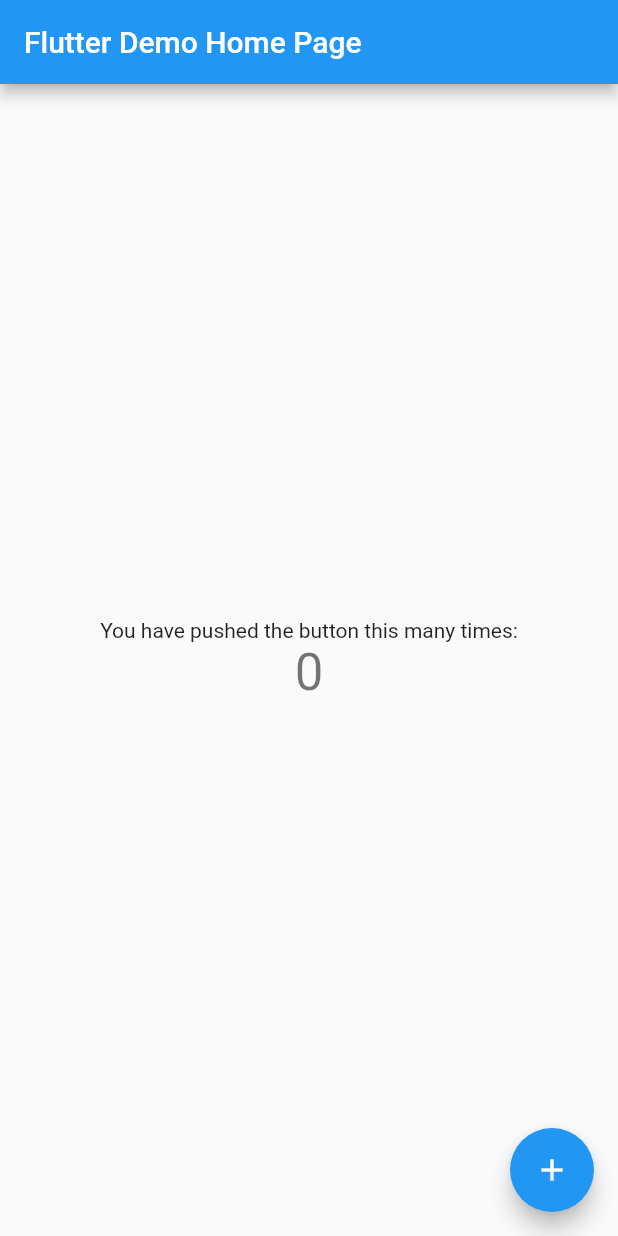
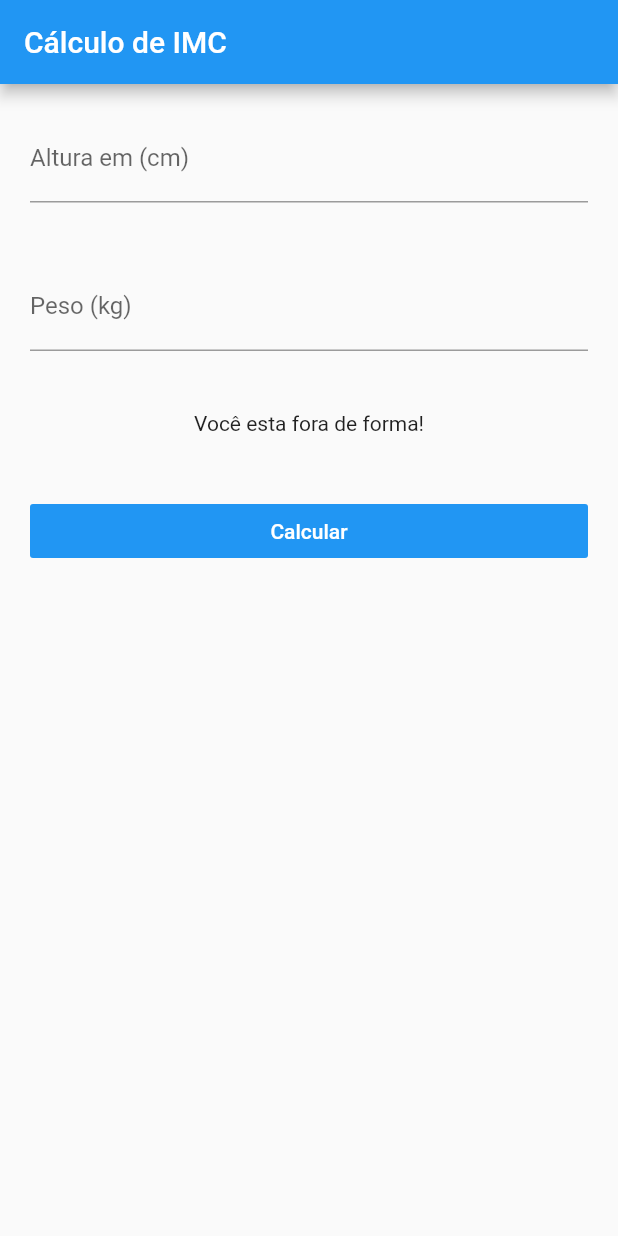
Before and after one commit to GabrielAndreatto/IMC-Flutter, a Flutter app: the screen it shows after launch, on a phone screen of 412 x 824 dp. Run offline on Flutter 3.47's test engine with Material 2 defaults, Android fonts, the phone set to English and light mode, and no system bars.

Commit message:
Folder structure construction, organizing different UI for Android and IOS

```diff
--- a/lib/main.dart
+++ b/lib/main.dart
@@ -1,88 +1,18 @@
 import 'package:flutter/material.dart';
+import 'package:imc_baltaio/ui/android/pages/home.page.dart';
 
 void main() => runApp(MyApp());
 
 class MyApp extends StatelessWidget {
-  // This widget is the root of your application.
   @override
   Widget build(BuildContext context) {
     return MaterialApp(
-      title: 'Flutter Demo',
+      title: 'IMC',
+      debugShowCheckedModeBanner: false,
       theme: ThemeData(
         primarySwatch: Colors.blue,
       ),
-      home: MyHomePage(title: 'Flutter Demo Home Page'),
+      home: HomePage(),
     );
   }
 }
-
-class MyHomePage extends StatefulWidget {
-  MyHomePage({Key key, this.title}) : super(key: key);
-
-  final String title;
-
-  @override
-  _MyHomePageState createState() => _MyHomePageState();
-}
-
-class _MyHomePageState extends State<MyHomePage> {
-  int _counter = 0;
-
-  void _incrementCounter() {
-    setState(() {
-      _counter++;
-    });
-  }
-
-  @override
-  Widget build(BuildContext context) {
-    // This method is rerun every time setState is called, for instance as done
-    // by the _incrementCounter method above.
-    //
-    // The Flutter framework has been optimized to make rerunning build methods
-    // fast, so that you can just rebuild anything that needs updating rather
-    // than having to individually change instances of widgets.
-    return Scaffold(
-      appBar: AppBar(
-        // Here we take the value from the MyHomePage object that was created by
-        // the App.build method, and use it to set our appbar title.
-        title: Text(widget.title),
-      ),
-      body: Center(
-        // Center is a layout widget. It takes a single child and positions it
-        // in the middle of the parent.
-        child: Column(
-          // Column is also a layout widget. It takes a list of children and
-          // arranges them vertically. By default, it sizes itself to fit its
-          // children horizontally, and tries to be as tall as its parent.
-          //
-          // Invoke "debug painting" (press "p" in the console, choose the
-          // "Toggle Debug Paint" action from the Flutter Inspector in Android
-          // Studio, or the "Toggle Debug Paint" command in Visual Studio Code)
-          // to see the wireframe for each widget.
-          //
-          // Column has various properties to control how it sizes itself and
-          // how it positions its children. Here we use mainAxisAlignment to
-          // center the children vertically; the main axis here is the vertical
-          // axis because Columns are vertical (the cross axis would be
-          // horizontal).
-          mainAxisAlignment: MainAxisAlignment.center,
-          children: <Widget>[
-            Text(
-              'You have pushed the button this many times:',
-            ),
-            Text(
-              '$_counter',
-              style: Theme.of(context).textTheme.display1,
-            ),
-          ],
-        ),
-      ),
-      floatingActionButton: FloatingActionButton(
-        onPressed: _incrementCounter,
-        tooltip: 'Increment',
-        child: Icon(Icons.add),
-      ), // This trailing comma makes auto-formatting nicer for build methods.
-    );
-  }
-}
--- /dev/null
+++ b/lib/ui/android/pages/home.page.dart
@@ -0,0 +1,59 @@
+import 'package:flutter/material.dart';
+
+class HomePage extends StatefulWidget {
+  @override
+  _HomePageState createState() => _HomePageState();
+}
+
+class _HomePageState extends State<HomePage> {
+  @override
+  Widget build(BuildContext context) {
+    return Scaffold(
+      appBar: AppBar(
+        title: Text("Cálculo de IMC"),
+      ),
+      body: ListView(
+        children: <Widget>[
+          Padding(
+            padding: EdgeInsets.all(20),
+            child: TextFormField(
+              decoration: InputDecoration(
+                labelText: "Altura em (cm)",
+              ),
+              keyboardType: TextInputType.number,
+            ),
+          ),
+          Padding(
+            padding: EdgeInsets.all(20),
+            child: TextFormField(
+              decoration: InputDecoration(
+                labelText: "Peso (kg)",
+              ),
+              keyboardType: TextInputType.number,
+            ),
+          ),
+          Padding(
+            padding: EdgeInsets.all(20),
+            child: Text(
+              "Você esta fora de forma!",
+              textAlign: TextAlign.center,
+            ),
+          ),
+          Padding(
+            padding: EdgeInsets.all(20),
+            child: FlatButton(
+              color: Theme.of(context).primaryColor,
+              child: Text(
+                "Calcular",
+                style: TextStyle(
+                  color: Colors.white,
+                ),
+              ),
+              onPressed: () {},
+            ),
+          ),
+        ],
+      ),
+    );
+  }
+}
```
Also changed, not shown: 1 other file.
